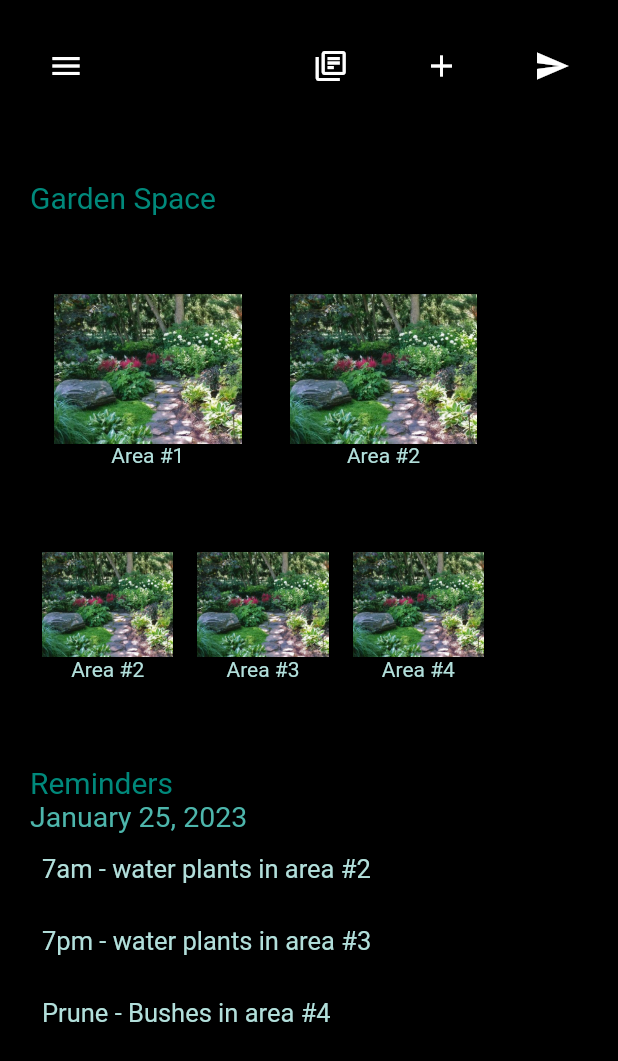
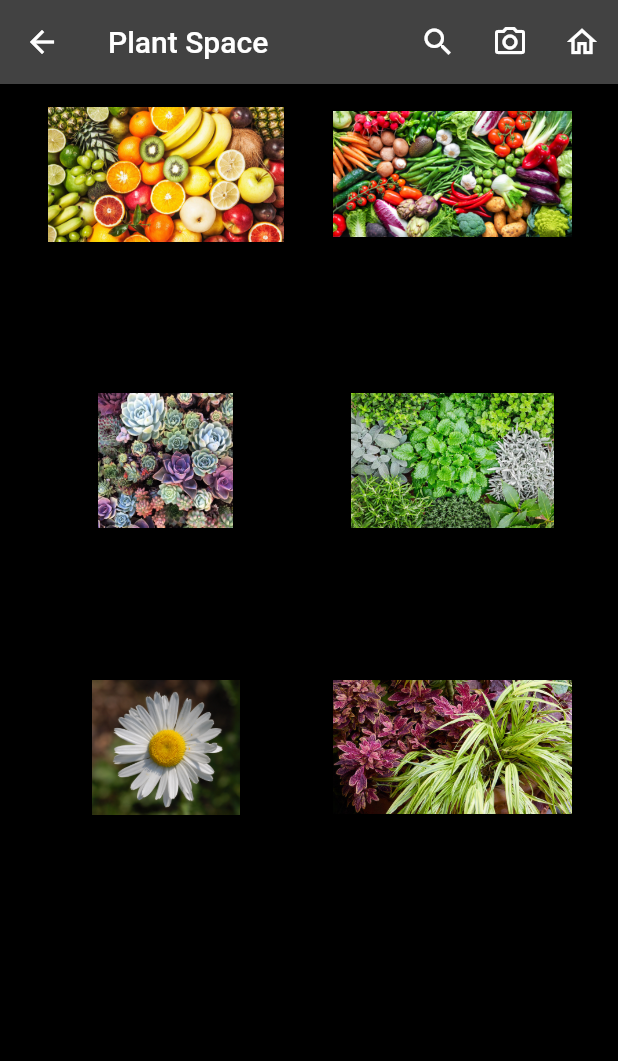
Before and after one commit to Veronica-Salgado/garden_space_3, a Flutter app: the Home screen opened by its route, after a tap on the "library books" icon, on a phone screen of 412 x 824 dp. Shown: the top 1061 px of the screen. Run offline on Flutter 3.47's test engine with Material 2 defaults, Android fonts, the phone set to English and light mode, and no system bars.

Commit message:
Plant Space Screen Created

```diff
--- /dev/null
+++ b/lib/fruit_plant_space.dart
@@ -0,0 +1,38 @@
+import 'package:flutter/material.dart';
+
+class FruitPlantSpace extends StatelessWidget {
+  const FruitPlantSpace(
+      {Key? key,
+      required this.index,
+      required this.imageName,
+      required this.target})
+      : super(key: key);
+
+  final int index;
+  final String imageName;
+  final Widget target;
+  @override
+  Widget build(BuildContext context) {
+    return GestureDetector(
+      onTap: () {
+        Navigator.of(context).push(MaterialPageRoute(
+          builder: (context) => target,
+        ));
+      },
+      child: Padding(
+        padding: const EdgeInsets.symmetric(horizontal: 16.0),
+        child: SizedBox(
+          height: 110,
+          child: Column(
+            children: [
+              Image.asset(
+                imageName,
+                height: 90,
+              ),
+            ],
+          ),
+        ),
+      ),
+    );
+  }
+}
--- a/lib/home.dart
+++ b/lib/home.dart
@@ -28,7 +28,9 @@ class Home extends StatelessWidget {
                         ),
                         Spacer(flex: 5),
                         IconButton(
-                          onPressed: () {},
+                          onPressed: () {
+                            Navigator.pushNamed(context, '/fourth');
+                          },
                           icon: Icon(Icons.library_books_outlined),
                           color: Colors.white,
                           iconSize: 24.0,
--- a/lib/main.dart
+++ b/lib/main.dart
@@ -2,6 +2,8 @@ import 'package:flutter/material.dart';
 import 'package:helloworld/create_account.dart';
 import 'package:helloworld/login_screen.dart';
 import 'package:helloworld/home.dart';
+import 'package:helloworld/plant_space.dart';
+import 'package:helloworld/Fruit.dart';
 
 void main() => runApp(MaterialApp(
       theme: ThemeData.dark().copyWith(
@@ -21,5 +23,7 @@ void main() => runApp(MaterialApp(
         '/': (context) => const LogInScreen(),
         '/second': (context) => const CreateAccount(),
         '/third': (context) => const Home(),
+        '/fourth': (context) => const PlantSpace(),
+        '/fifth': (context) => const Fruit(),
       },
     ));
--- /dev/null
+++ b/lib/plant_space.dart
@@ -0,0 +1,45 @@
+import 'package:flutter/material.dart';
+import 'package:helloworld/Fruit.dart';
+import 'package:helloworld/fruit_plant_space.dart';
+import 'package:helloworld/home.dart';
+
+class PlantSpace extends StatelessWidget {
+  const PlantSpace({Key? key}) : super(key: key);
+
+  @override
+  Widget build(BuildContext context) {
+    List<FruitPlantSpace> fruitList = const [
+      FruitPlantSpace(index: 0, imageName: 'images/Fruit.jpg', target: Fruit()),
+      FruitPlantSpace(
+          index: 1, imageName: 'images/Vegetables.jpg', target: Fruit()),
+      FruitPlantSpace(
+          index: 1, imageName: 'images/Succulents.jpg', target: Fruit()),
+      FruitPlantSpace(index: 3, imageName: 'images/Herbs.jpg', target: Fruit()),
+      FruitPlantSpace(
+          index: 4, imageName: 'images/Flowers.jpg', target: Fruit()),
+      FruitPlantSpace(
+          index: 5, imageName: 'images/Foilage2.jpg', target: Fruit()),
+    ];
+    return Scaffold(
+        appBar: AppBar(
+          title: const Text('Plant Space'),
+          actions: <Widget>[
+            IconButton(
+                onPressed: () {}, icon: const Icon(Icons.search_outlined)),
+            IconButton(
+                onPressed: () {},
+                icon: const Icon(Icons.photo_camera_outlined)),
+            IconButton(onPressed: () {}, icon: const Icon(Icons.home_outlined)),
+          ],
+        ),
+        backgroundColor: Colors.black,
+        body: Padding(
+            padding: const EdgeInsets.all(15.0),
+            child: GridView.count(
+              shrinkWrap: true,
+              scrollDirection: Axis.vertical,
+              crossAxisCount: 2,
+              children: fruitList,
+            )));
+  }
+}
--- a/pubspec.yaml
+++ b/pubspec.yaml
@@ -11,7 +11,7 @@ description: A new Flutter project.
 # In iOS, build-name is used as CFBundleShortVersionString while build-number used as CFBundleVersion.
 # Read more about iOS versioning at
 # https://developer.apple.com/library/archive/documentation/General/Reference/InfoPlistKeyReference/Articles/CoreFoundationKeys.html
-version: 1.0.0+1
+version: 1.0.0+3
 
 environment:
   sdk: ">=2.12.0 <3.0.0"
```
Also changed, not shown: lib/Fruit.dart (added, +23 -0 lines), lib/fruit_photo.dart (added, +32 -0 lines), images/Flowers.jpg (added), images/Foilage2.jpg (added), images/Fruit.jpg (added), images/Herbs.jpg (added), images/Succulents.jpg (added), images/Vegetables.jpg (added), 1 other file.
